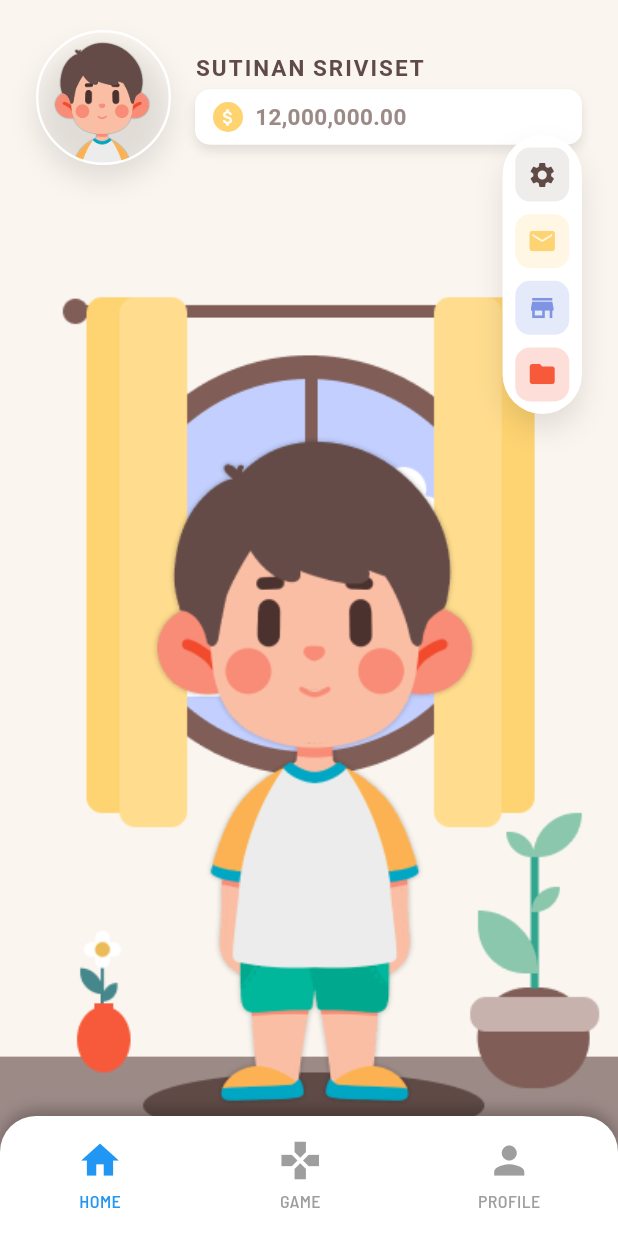
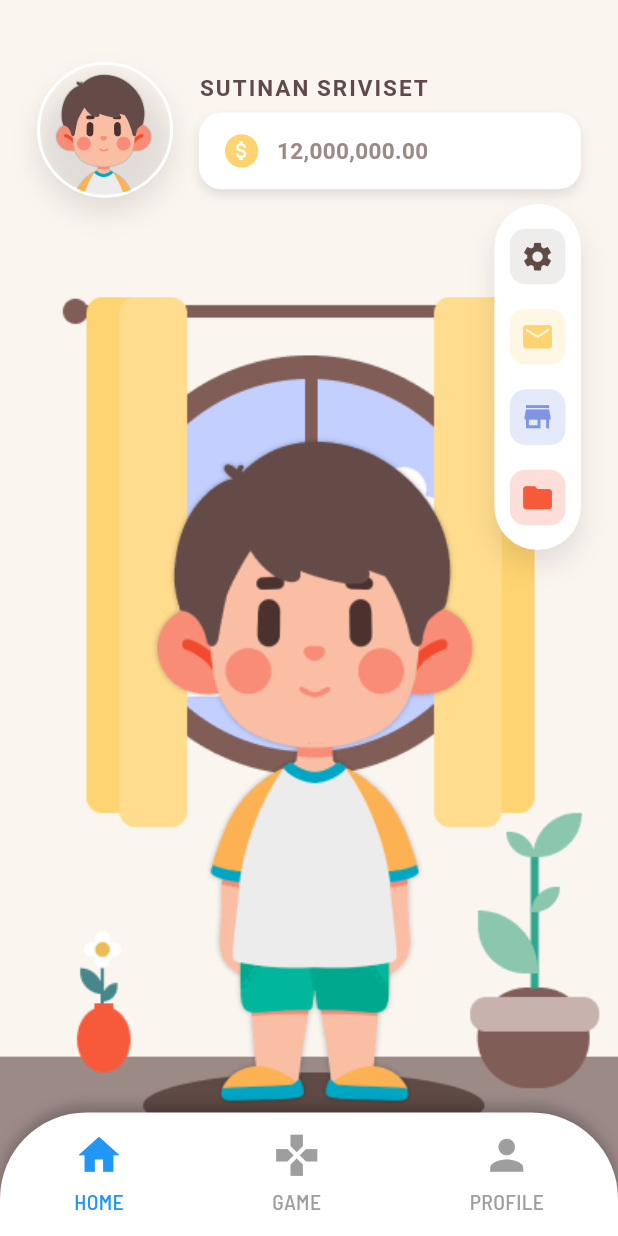
Before and after one commit to Aing2007/NON-AUTOS-MINE_V.2.0, a Flutter app: the MAINHomePage screen opened directly, on a phone screen of 412 x 824 dp. Run offline on Flutter 3.47's test engine with Material 3 defaults, Android fonts, the phone set to English and light mode, and no system bars; our stand-ins replace google_fonts; missing offline and left inert: flame.

Commit message:
main_screen.dart

```diff
--- a/lib/screens/main_screen.dart
+++ b/lib/screens/main_screen.dart
@@ -26,6 +26,20 @@ class MAINHomePage extends StatelessWidget {
 
   @override
   Widget build(BuildContext context) {
+    final size = MediaQuery.of(context).size;
+    final double width = size.width;
+    final double height = size.height;
+    final double horizontalPadding = width * 0.06;
+    final double verticalPadding = height * 0.025;
+    final double avatarSize = width * 0.22;
+    final double sidebarWidth = width * 0.14;
+    final double sidebarHeight = height * 0.28;
+    final double sidebarButtonSize = width * 0.09;
+    final double bottomBarHeight = height * 0.10;
+    final double bottomBarRadius = width * 0.07;
+    final double iconSize = width * 0.08;
+    final double navFontSize = width * 0.035;
+
     return Scaffold(
       body: Stack(
         children: [
@@ -38,23 +52,28 @@ class MAINHomePage extends StatelessWidget {
                 Column(
                   children: [
                     Padding(
-                      padding: const EdgeInsets.fromLTRB(24, 20, 24, 24),
+                      padding: EdgeInsets.fromLTRB(
+                        horizontalPadding,
+                        verticalPadding * 2,
+                        horizontalPadding,
+                        verticalPadding * 2,
+                      ),
                       child: Row(
                         children: [
                           Container(
-                            width: 90,
-                            height: 90,
+                            width: avatarSize,
+                            height: avatarSize,
                             decoration: BoxDecoration(
                               shape: BoxShape.circle,
                               image: const DecorationImage(
                                 image: AssetImage(
                                   'assets/images/ICON.png',
-                                ), // ✅ รูปภาพของคุณ
+                                ),
                                 fit: BoxFit.cover,
                               ),
                               border: Border.all(
                                 color: Colors.white,
-                                width: 1.6,
+                                width: 2,
                               ),
                               boxShadow: [
                                 BoxShadow(
@@ -65,8 +84,7 @@ class MAINHomePage extends StatelessWidget {
                               ],
                             ),
                           ),
-
-                          const SizedBox(width: 16),
+                          SizedBox(width: horizontalPadding * 0.7),
                           Expanded(
                             child: Column(
                               crossAxisAlignment: CrossAxisAlignment.start,
@@ -82,16 +100,16 @@ class MAINHomePage extends StatelessWidget {
                                   ),
                                 ),
                                 Container(
-                                  margin: const EdgeInsets.only(top: 4),
-                                  padding: const EdgeInsets.fromLTRB(
-                                    12,
-                                    8,
-                                    20,
-                                    8,
+                                  margin: EdgeInsets.only(top: verticalPadding * 0.3),
+                                  padding: EdgeInsets.fromLTRB(
+                                    horizontalPadding * 0.7,
+                                    verticalPadding * 0.7,
+                                    horizontalPadding * 1.2,
+                                    verticalPadding * 0.7,
                                   ),
                                   decoration: BoxDecoration(
                                     color: Colors.white,
-                                    borderRadius: BorderRadius.circular(10),
+                                    borderRadius: BorderRadius.circular(15),
                                     boxShadow: [
                                       BoxShadow(
                                         color: Colors.black.withOpacity(0.1),
@@ -103,19 +121,19 @@ class MAINHomePage extends StatelessWidget {
                                   child: Row(
                                     children: [
                                       Container(
-                                        width: 20,
-                                        height: 20,
+                                        width: sidebarButtonSize * 0.6,
+                                        height: sidebarButtonSize * 0.6,
                                         decoration: const BoxDecoration(
                                           color: Color(0xFFFFD370),
                                           shape: BoxShape.circle,
                                         ),
-                                        child: const Icon(
+                                        child: Icon(
                                           Icons.attach_money,
                                           color: Colors.white,
-                                          size: 14,
+                                          size: iconSize * 0.5,
                                         ),
                                       ),
-                                      const SizedBox(width: 8),
+                                      SizedBox(width: horizontalPadding * 0.5),
                                       const Text(
                                         '12,000,000.00',
                                         style: TextStyle(
@@ -138,14 +156,14 @@ class MAINHomePage extends StatelessWidget {
                   ],
                 ),
                 Positioned(
-                  right: 24,
-                  top: 90,
+                  right: horizontalPadding,
+                  top: avatarSize*1.5 ,
                   child: Container(
-                    width: 53,
-                    height: 186,
+                    width: sidebarWidth,
+                    height: sidebarHeight,
                     decoration: BoxDecoration(
                       color: Colors.white,
-                      borderRadius: BorderRadius.circular(50),
+                      borderRadius: BorderRadius.circular(sidebarWidth * 0.9),
                       boxShadow: [
                         BoxShadow(
                           color: Colors.black.withOpacity(0.1),
@@ -161,6 +179,8 @@ class MAINHomePage extends StatelessWidget {
                           icon: Icons.settings,
                           backgroundColor: const Color(0x1A5F4A46),
                           iconColor: const Color(0xFF5F4A46),
+                          iconSize: iconSize * 0.7,
+                          size: sidebarButtonSize,
                           onTap: () => Navigator.push(
                             context,
                             MaterialPageRoute(
@@ -172,6 +192,8 @@ class MAINHomePage extends StatelessWidget {
                           icon: Icons.mail,
                           backgroundColor: const Color(0x33FED371),
                           iconColor: const Color(0xFFFED371),
+                          iconSize: iconSize * 0.7,
+                          size: sidebarButtonSize,
                           onTap: () => Navigator.push(
                             context,
                             MaterialPageRoute(
@@ -183,6 +205,8 @@ class MAINHomePage extends StatelessWidget {
                           icon: Icons.store,
                           backgroundColor: const Color(0x337F95E4),
                           iconColor: const Color(0xFF7F95E4),
+                          iconSize: iconSize * 0.7,
+                          size: sidebarButtonSize,
                           onTap: () => Navigator.push(
                             context,
                             MaterialPageRoute(
@@ -194,6 +218,8 @@ class MAINHomePage extends StatelessWidget {
                           icon: Icons.folder,
                           backgroundColor: const Color(0x33F65A3B),
                           iconColor: const Color(0xFFF65A3B),
+                          iconSize: iconSize * 0.7,
+                          size: sidebarButtonSize,
                           onTap: () => Navigator.push(
                             context,
                             MaterialPageRoute(
@@ -210,11 +236,11 @@ class MAINHomePage extends StatelessWidget {
                   left: 0,
                   right: 0,
                   child: Container(
-                    height: 80,
+                    height: bottomBarHeight,
                     decoration: BoxDecoration(
                       color: Colors.white,
-                      borderRadius: const BorderRadius.vertical(
-                        top: Radius.circular(24),
+                      borderRadius: BorderRadius.vertical(
+                        top: Radius.circular(bottomBarRadius * 2),
                       ),
                       boxShadow: [
                         BoxShadow(
@@ -231,6 +257,8 @@ class MAINHomePage extends StatelessWidget {
                           icon: Icons.home,
                           label: 'HOME',
                           isActive: true,
+                          iconSize: iconSize,
+                          fontSize: navFontSize,
                           onTap: () => Navigator.push(
                             context,
                             MaterialPageRoute(
@@ -250,6 +278,8 @@ class MAINHomePage extends StatelessWidget {
                         _BottomNavButton(
                           icon: Icons.games,
                           label: 'GAME',
+                          iconSize: iconSize,
+                          fontSize: navFontSize,
                           onTap: () => Navigator.push(
                             context,
                             MaterialPageRoute(
@@ -268,6 +298,8 @@ class MAINHomePage extends StatelessWidget {
                         _BottomNavButton(
                           icon: Icons.person,
                           label: 'PROFILE',
+                          iconSize: iconSize,
+                          fontSize: navFontSize,
                           onTap: () => Navigator.push(
                             context,
                             MaterialPageRoute(
@@ -300,12 +332,16 @@ class _SidebarButton extends StatelessWidget {
   final IconData icon;
   final Color backgroundColor;
   final Color iconColor;
+  final double iconSize;
+  final double size;
   final VoidCallback onTap;
 
   const _SidebarButton({
     required this.icon,
     required this.backgroundColor,
     required this.iconColor,
+    required this.iconSize,
+    required this.size,
     required this.onTap,
   });
 
@@ -314,13 +350,13 @@ class _SidebarButton extends StatelessWidget {
     return GestureDetector(
       onTap: onTap,
       child: Container(
-        width: 36,
-        height: 36,
+        width: size,
+        height: size,
         decoration: BoxDecoration(
           color: backgroundColor,
-          borderRadius: BorderRadius.circular(10),
+          borderRadius: BorderRadius.circular(size * 0.28),
         ),
-        child: Icon(icon, color: iconColor, size: 20),
+        child: Icon(icon, color: iconColor, size: iconSize),
       ),
     );
   }
@@ -330,6 +366,8 @@ class _BottomNavButton extends StatefulWidget {
   final IconData icon;
   final String label;
   final bool isActive;
+  final double iconSize;
+  final double fontSize;
   final VoidCallback onTap;
 
   const _BottomNavButton({
@@ -337,6 +375,8 @@ class _BottomNavButton extends StatefulWidget {
     required this.icon,
     required this.label,
     this.isActive = false,
+    required this.iconSize,
+    required this.fontSize,
     required this.onTap,
   }) : super(key: key);
 
@@ -367,14 +407,14 @@ class _BottomNavButtonState extends State<_BottomNavButton> {
             Icon(
               widget.icon,
               color: widget.isActive ? Colors.blue : Colors.grey,
-              size: 30,
+              size: widget.iconSize,
             ),
-            const SizedBox(height: 4),
+            SizedBox(height: widget.fontSize * 0.3),
             Text(
               widget.label,
               style: TextStyle(
                 color: widget.isActive ? Colors.blue : Colors.grey,
-                fontSize: 12,
+                fontSize: widget.fontSize,
                 fontWeight: FontWeight.w500,
               ),
             ),
--- a/lib/screens/profile_screen.dart
+++ b/lib/screens/profile_screen.dart
@@ -509,7 +509,7 @@ class _DashboardPageState extends State<DashboardPage> {
                     score2: widget.score2,
                     score3: widget.score3,
                     score4: widget.score4,
-                    summaryCode: summaryCode,
+
                   ),
                 ),
               );
```
